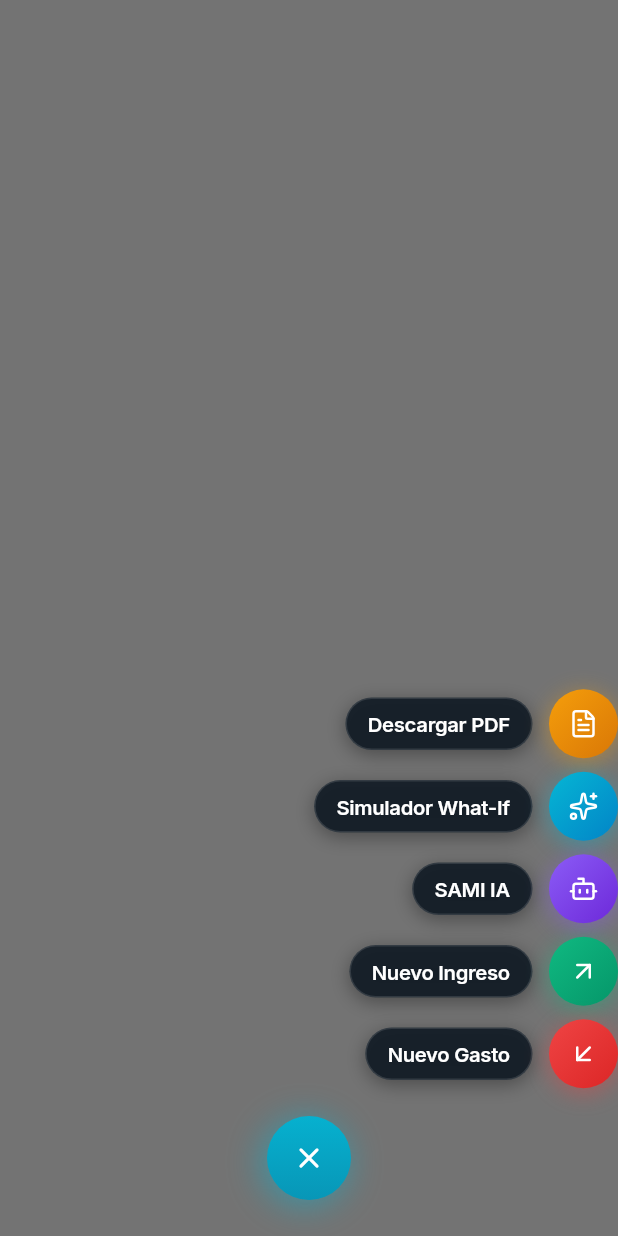
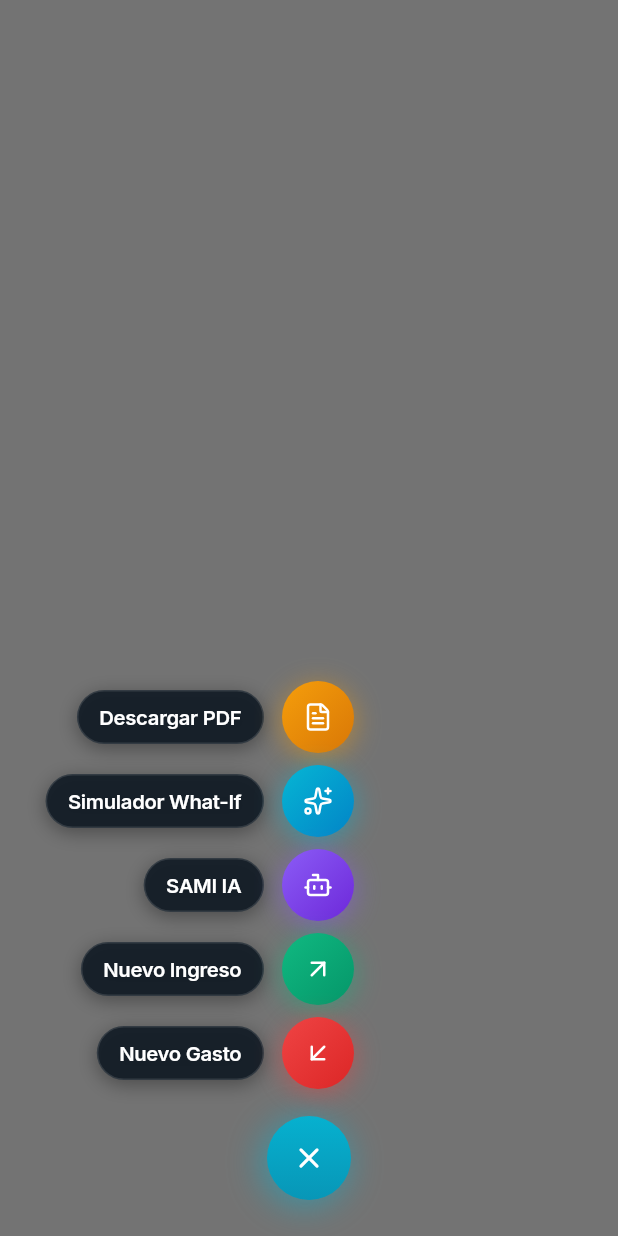
Before and after one commit to DanielMarroquin1/AppFinanciera, a Flutter app: the QuickActionsMenu screen opened directly, on a phone screen of 412 x 824 dp. Run offline on Flutter 3.47's test engine with Material 3 defaults, Android fonts, the phone set to English and light mode, and no system bars; our stand-ins replace cloud_firestore, cloud_functions, confetti, firebase_auth, firebase_core, fl_chart and 18 more; missing offline and left inert: notification_listener_service, purchases_flutter, tutorial_coach_mark; accounts and stored records are empty; network calls fail.

Commit message:
Fix: botones del Speed Dial + retornan actionId para abrir los modales correspondientes

```diff
--- a/flutter_app/lib/presentation/widgets/quick_actions_menu.dart
+++ b/flutter_app/lib/presentation/widgets/quick_actions_menu.dart
@@ -5,11 +5,11 @@ import 'package:lucide_icons/lucide_icons.dart';
 
 /// Speed Dial flotante nativo, limpio y minimalista para el botón central (+)
 /// Mantiene las 5 funciones completas del sistema:
-/// 1. Gasto
-/// 2. Ingreso
-/// 3. SAMI IA
-/// 4. Simulador What-If
-/// 5. Descarga PDF
+/// 1. 🔴 Gasto
+/// 2. 🟢 Ingreso
+/// 3. 🤖 SAMI IA
+/// 4. 🔮 Simulador What-If
+/// 5. 📄 Descarga PDF
 class QuickActionsMenu extends StatefulWidget {
   const QuickActionsMenu({super.key});
 
@@ -31,7 +31,7 @@ class _QuickActionsMenuState extends State<QuickActionsMenu>
     super.initState();
     _animController = AnimationController(
       vsync: this,
-      duration: const Duration(milliseconds: 300),
+      duration: const Duration(milliseconds: 280),
     );
 
     _fadeAnimation = Tween<double>(begin: 0.0, end: 1.0).animate(
@@ -64,14 +64,18 @@ class _QuickActionsMenuState extends State<QuickActionsMenu>
     super.dispose();
   }
 
-  Future<void> _handleDismiss([String? actionId]) async {
+  void _selectAction(String actionId) {
+    if (_isClosing) return;
+    _isClosing = true;
+    HapticFeedback.mediumImpact();
+    Navigator.of(context).pop(actionId);
+  }
+
+  void _dismiss() {
     if (_isClosing) return;
     _isClosing = true;
     HapticFeedback.lightImpact();
-    await _animController.reverse();
-    if (mounted) {
-      Navigator.of(context).pop(actionId);
-    }
+    Navigator.of(context).pop(null);
   }
 
   Widget _buildSpeedDialItem({
@@ -79,7 +83,7 @@ class _QuickActionsMenuState extends State<QuickActionsMenu>
     required IconData icon,
     required List<Color> gradientColors,
     required Color shadowColor,
-    required VoidCallback onTap,
+    required String actionId,
     required double startInterval,
     required double endInterval,
   }) {
@@ -95,7 +99,7 @@ class _QuickActionsMenuState extends State<QuickActionsMenu>
         return Opacity(
           opacity: progress.clamp(0.0, 1.0),
           child: Transform.translate(
-            offset: Offset(0, (1.0 - progress) * 20),
+            offset: Offset(0, (1.0 - progress) * 18),
             child: Transform.scale(
               scale: (0.75 + (progress * 0.25)).clamp(0.0, 1.08),
               child: child,
@@ -103,24 +107,23 @@ class _QuickActionsMenuState extends State<QuickActionsMenu>
           ),
         );
       },
-      child: Material(
-        color: Colors.transparent,
-        child: InkWell(
-          onTap: () {
-            HapticFeedback.mediumImpact();
-            _handleDismiss();
-            onTap();
-          },
-          splashColor: Colors.transparent,
-          highlightColor: Colors.transparent,
+      child: GestureDetector(
+        behavior: HitTestBehavior.opaque,
+        onTap: () => _selectAction(actionId),
         child: Padding(
-            padding: const EdgeInsets.symmetric(vertical: 4.5),
+          padding: const EdgeInsets.symmetric(vertical: 4.0),
           child: Row(
-              mainAxisSize: MainAxisSize.min,
+            mainAxisAlignment: MainAxisAlignment.center,
             children: [
-                // Frosted Glass Pill Label
-                Container(
-                  padding: const EdgeInsets.symmetric(horizontal: 14, vertical: 7),
+              // Lado izquierdo: Pastilla con etiqueta
+              Expanded(
+                child: Align(
+                  alignment: Alignment.centerRight,
+                  child: Container(
+                    padding: const EdgeInsets.symmetric(
+                      horizontal: 14,
+                      vertical: 7.5,
+                    ),
                     decoration: BoxDecoration(
                       color: const Color(0xFF131D26).withValues(alpha: 0.94),
                       borderRadius: BorderRadius.circular(20),
@@ -146,11 +149,15 @@ class _QuickActionsMenuState extends State<QuickActionsMenu>
                       ),
                     ),
                   ),
-                const SizedBox(width: 11),
-                // Glowing Circular Action Button
+                ),
+              ),
+
+              const SizedBox(width: 12),
+
+              // Centro: Botón circular con ícono (alineado exactamente con el botón FAB)
               Container(
-                  width: 46,
-                  height: 46,
+                width: 48,
+                height: 48,
                 decoration: BoxDecoration(
                   shape: BoxShape.circle,
                   gradient: LinearGradient(
@@ -160,8 +167,8 @@ class _QuickActionsMenuState extends State<QuickActionsMenu>
                   ),
                   boxShadow: [
                     BoxShadow(
-                        color: shadowColor.withValues(alpha: 0.40),
-                        blurRadius: 12,
+                      color: shadowColor.withValues(alpha: 0.45),
+                      blurRadius: 14,
                       spreadRadius: 1,
                       offset: const Offset(0, 3),
                     ),
@@ -173,8 +180,12 @@ class _QuickActionsMenuState extends State<QuickActionsMenu>
                   size: 20,
                 ),
               ),
+
+              // Lado derecho: Espaciador del mismo tamaño para mantener el botón centrado
+              const Expanded(
+                child: SizedBox(),
+              ),
             ],
-            ),
           ),
         ),
       ),
@@ -189,10 +200,10 @@ class _QuickActionsMenuState extends State<QuickActionsMenu>
       backgroundColor: Colors.transparent,
       body: Stack(
         children: [
-          // Background Blur & Tap to Dismiss
+          // Fondo difuminado y detector de toque para cerrar
           Positioned.fill(
             child: GestureDetector(
-              onTap: () => _handleDismiss(),
+              onTap: _dismiss,
               behavior: HitTestBehavior.opaque,
               child: AnimatedBuilder(
                 animation: _fadeAnimation,
@@ -222,7 +233,6 @@ class _QuickActionsMenuState extends State<QuickActionsMenu>
                 ),
                 child: Column(
                   mainAxisSize: MainAxisSize.min,
-                  crossAxisAlignment: CrossAxisAlignment.end,
                   children: [
                     // 5. 📄 Descarga Reporte PDF
                     _buildSpeedDialItem(
@@ -230,9 +240,9 @@ class _QuickActionsMenuState extends State<QuickActionsMenu>
                       icon: LucideIcons.fileText,
                       gradientColors: const [Color(0xFFF59E0B), Color(0xFFD97706)],
                       shadowColor: const Color(0xFFF59E0B),
+                      actionId: 'pdf-report',
                       startInterval: 0.32,
                       endInterval: 0.98,
-                      onTap: () => Navigator.of(context).pop('pdf-report'),
                     ),
 
                     // 4. 🔮 Simulador What-If
@@ -241,9 +251,9 @@ class _QuickActionsMenuState extends State<QuickActionsMenu>
                       icon: LucideIcons.sparkles,
                       gradientColors: const [Color(0xFF06B6D4), Color(0xFF0284C7)],
                       shadowColor: const Color(0xFF06B6D4),
+                      actionId: 'what-if',
                       startInterval: 0.24,
                       endInterval: 0.90,
-                      onTap: () => Navigator.of(context).pop('what-if'),
                     ),
 
                     // 3. 🤖 SAMI IA (Chat Asistente)
@@ -252,9 +262,9 @@ class _QuickActionsMenuState extends State<QuickActionsMenu>
                       icon: LucideIcons.bot,
                       gradientColors: const [Color(0xFF8B5CF6), Color(0xFF6D28D9)],
                       shadowColor: const Color(0xFF8B5CF6),
+                      actionId: 'ai-chat',
                       startInterval: 0.16,
                       endInterval: 0.82,
-                      onTap: () => Navigator.of(context).pop('ai-chat'),
                     ),
 
                     // 2. 🟢 Nuevo Ingreso
@@ -263,9 +273,9 @@ class _QuickActionsMenuState extends State<QuickActionsMenu>
                       icon: LucideIcons.arrowUpRight,
                       gradientColors: const [Color(0xFF10B981), Color(0xFF059669)],
                       shadowColor: const Color(0xFF10B981),
+                      actionId: 'income',
                       startInterval: 0.08,
                       endInterval: 0.74,
-                      onTap: () => Navigator.of(context).pop('income'),
                     ),
 
                     // 1. 🔴 Nuevo Gasto
@@ -274,17 +284,16 @@ class _QuickActionsMenuState extends State<QuickActionsMenu>
                       icon: LucideIcons.arrowDownLeft,
                       gradientColors: const [Color(0xFFEF4444), Color(0xFFDC2626)],
                       shadowColor: const Color(0xFFEF4444),
+                      actionId: 'expense',
                       startInterval: 0.0,
                       endInterval: 0.66,
-                      onTap: () => Navigator.of(context).pop('expense'),
                     ),
 
                     const SizedBox(height: 14),
 
-                    // Center Dismiss FAB (Transforms smoothly from + to ✕)
-                    Center(
-                      child: GestureDetector(
-                        onTap: () => _handleDismiss(),
+                    // Botón Central FAB de Cierre (Rota suavemente de + a ✕)
+                    GestureDetector(
+                      onTap: _dismiss,
                       child: AnimatedBuilder(
                         animation: _animController,
                         builder: (context, child) {
@@ -325,7 +334,6 @@ class _QuickActionsMenuState extends State<QuickActionsMenu>
                         },
                       ),
                     ),
-                    ),
                   ],
                 ),
               ),
```
Lines whose indentation alone changed are shown as unchanged.
